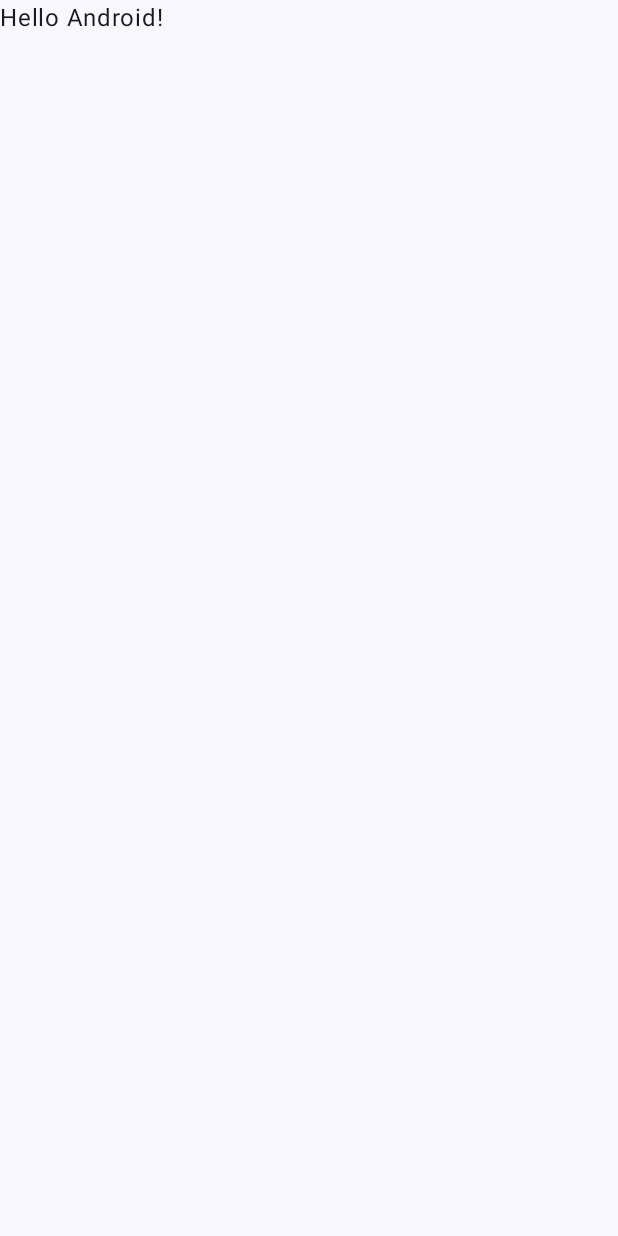
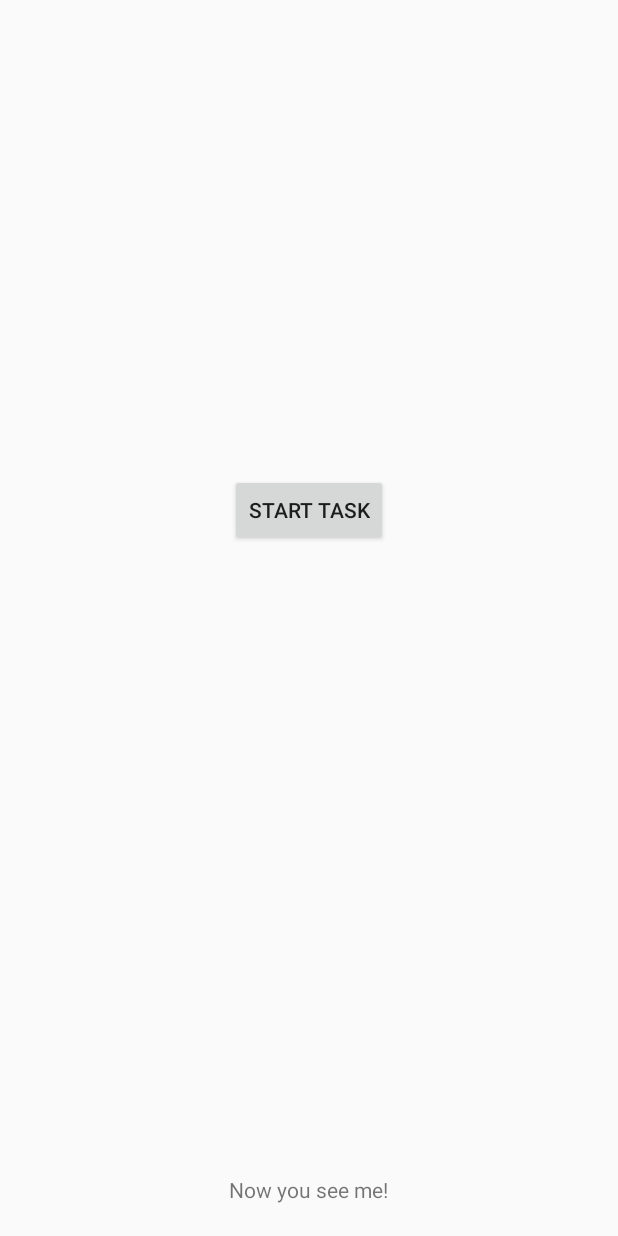
Before and after one commit to ilramdhan/MyBackgroundThread, an Android app built with Jetpack Compose: the screen it shows after launch (MainActivity), on a phone screen of 412 x 824 dp. Before the commit the screen is almost empty. Run offline under Robolectric (Android 15) with nearby library versions, the phone set to English and light mode, and no system bars.

```diff
--- a/app/src/main/java/com/dicoding/mybackgroundthread/MainActivity.kt
+++ b/app/src/main/java/com/dicoding/mybackgroundthread/MainActivity.kt
@@ -1,46 +1,44 @@
 package com.dicoding.mybackgroundthread
 
 import android.os.Bundle
+import android.os.Handler
+import android.os.Looper
+import android.widget.Button
+import android.widget.TextView
 import androidx.activity.ComponentActivity
-import androidx.activity.compose.setContent
-import androidx.compose.foundation.layout.fillMaxSize
-import androidx.compose.material3.MaterialTheme
-import androidx.compose.material3.Surface
-import androidx.compose.material3.Text
-import androidx.compose.runtime.Composable
-import androidx.compose.ui.Modifier
-import androidx.compose.ui.tooling.preview.Preview
-import com.dicoding.mybackgroundthread.ui.theme.MyBackgroundThreadTheme
+import java.util.concurrent.Executors
 
 class MainActivity : ComponentActivity() {
     override fun onCreate(savedInstanceState: Bundle?) {
         super.onCreate(savedInstanceState)
-        setContent {
-            MyBackgroundThreadTheme {
-                // A surface container using the 'background' color from the theme
-                Surface(
-                    modifier = Modifier.fillMaxSize(),
-                    color = MaterialTheme.colorScheme.background
-                ) {
-                    Greeting("Android")
+        setContentView(R.layout.activity_main)
+
+        val btnStart = findViewById<Button>(R.id.btn_start)
+        val tvStatus = findViewById<TextView>(R.id.tv_status)
+
+        val executor = Executors.newSingleThreadExecutor()
+        val handler = Handler(Looper.getMainLooper())
+
+        btnStart.setOnClickListener {
+            executor.execute {
+                try {
+                    //simulate process in background thread
+                    for (i in 0..10) {
+                        Thread.sleep(500)
+                        val percentage = i * 10
+                        handler.post {
+                            //update ui in main thread
+                            if (percentage == 100) {
+                                tvStatus.setText(R.string.task_completed)
+                            } else {
+                                tvStatus.text = String.format(getString(R.string.compressing), percentage)
+                            }
+                        }
+                    }
+                } catch (e: InterruptedException) {
+                    e.printStackTrace()
                 }
             }
         }
     }
 }
-
-@Composable
-fun Greeting(name: String, modifier: Modifier = Modifier) {
-    Text(
-        text = "Hello $name!",
-        modifier = modifier
-    )
-}
-
-@Preview(showBackground = true)
-@Composable
-fun GreetingPreview() {
-    MyBackgroundThreadTheme {
-        Greeting("Android")
-    }
-}
--- /dev/null
+++ b/app/src/main/res/layout/activity_main.xml
@@ -0,0 +1,31 @@
+<?xml version="1.0" encoding="utf-8"?>
+<ScrollView xmlns:android="http://schemas.android.com/apk/res/android"
+    xmlns:tools="http://schemas.android.com/tools"
+    android:layout_width="match_parent"
+    android:layout_height="wrap_content"
+    tools:context=".MainActivity">
+
+    <LinearLayout
+        android:layout_width="match_parent"
+        android:layout_height="wrap_content"
+        android:gravity="center"
+        android:orientation="vertical"
+        android:padding="16dp">
+        <Button
+            android:id="@+id/btn_start"
+            android:layout_width="wrap_content"
+            android:layout_height="wrap_content"
+            android:layout_marginTop="300dp"
+            android:text="@string/start_task" />
+        <TextView
+            android:id="@+id/tv_status"
+            android:layout_width="wrap_content"
+            android:layout_height="wrap_content"
+            tools:text="@string/status" />
+        <TextView
+            android:layout_width="wrap_content"
+            android:layout_height="wrap_content"
+            android:layout_marginTop="400dp"
+            android:text="@string/hidden_text" />
+    </LinearLayout>
+</ScrollView>
--- a/app/src/main/res/values/strings.xml
+++ b/app/src/main/res/values/strings.xml
@@ -1,3 +1,8 @@
 <resources>
     <string name="app_name">MyBackgroundThread</string>
+    <string name="start_task">Start Task</string>
+    <string name="status">Status</string>
+    <string name="hidden_text">Now you see me!</string>
+    <string name="task_completed">Task Completed</string>
+    <string name="compressing">Compresssing %d %%</string>
 </resources>
```
